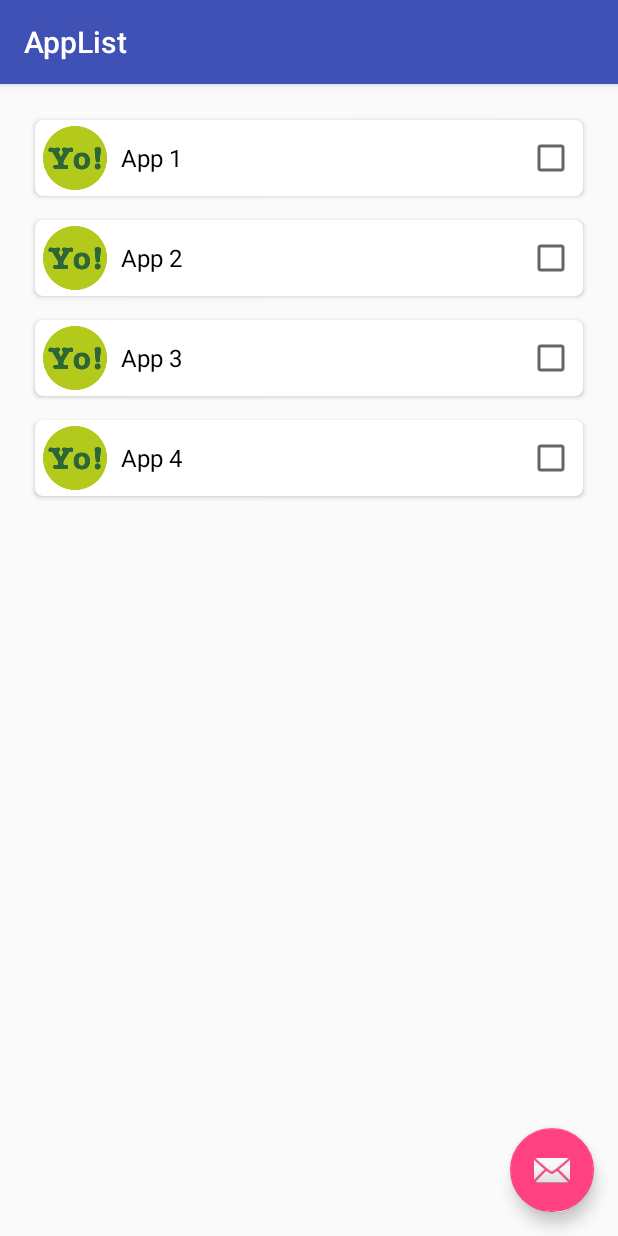
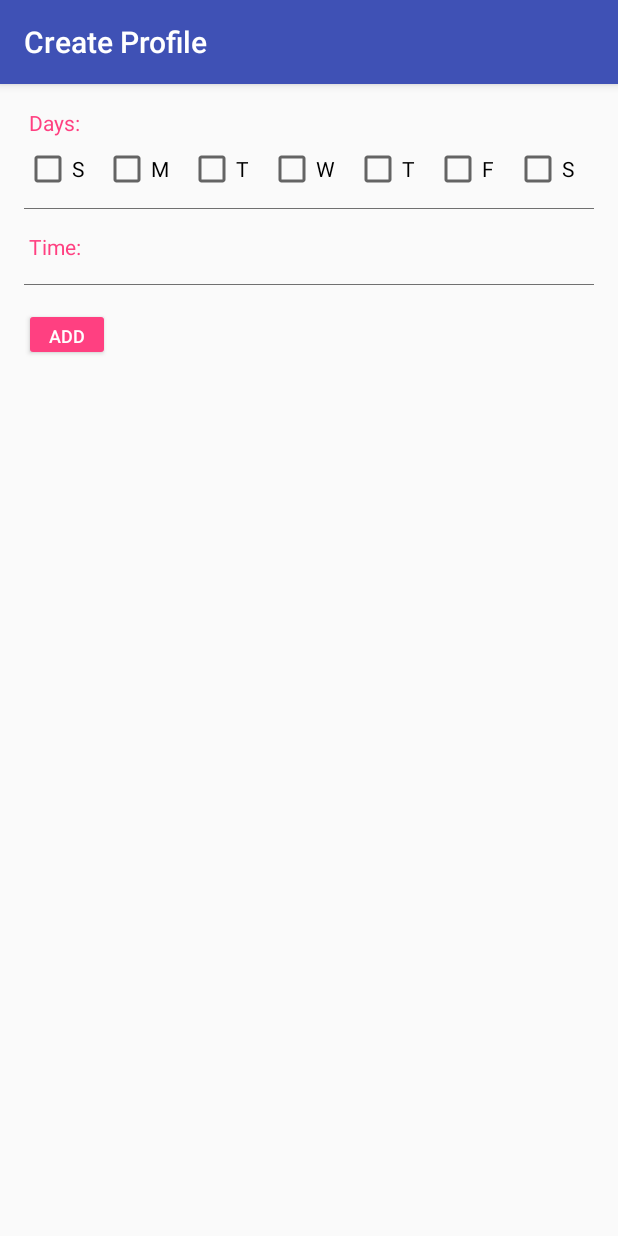
Before and after one commit to retr0spect/Quit-Social-Media-Addiction, an Android app: the screen it shows after launch (AppListActivity before the commit, CreateProfileActivity after it), after a tap on an icon or button, on a phone screen of 412 x 824 dp. Run offline under Robolectric (Android 15) with nearby library versions, the phone set to English and light mode, and no system bars.

Commit message:
Started working on created profile activity. Finished AppList DialogFragment.

```diff
--- a/app/src/main/AndroidManifest.xml
+++ b/app/src/main/AndroidManifest.xml
@@ -21,7 +21,8 @@
         <activity
             android:name=".AppListActivity"
             android:label="@string/title_activity_app_list"
-            android:theme="@style/AppTheme.NoActionBar"></activity>
+            android:theme="@style/AppTheme.NoActionBar" />
+        <activity android:name=".CreateProfileActivity"></activity>
     </application>
 
 </manifest>
--- a/app/src/main/java/com/retr0spect/quit/social/media/addiction/AppListActivity.java
+++ b/app/src/main/java/com/retr0spect/quit/social/media/addiction/AppListActivity.java
@@ -1,6 +1,7 @@
 package com.retr0spect.quit.social.media.addiction;
 
 import android.content.pm.ApplicationInfo;
+import android.content.pm.PackageInfo;
 import android.content.pm.PackageManager;
 import android.os.Bundle;
 import android.support.design.widget.FloatingActionButton;
@@ -15,20 +16,23 @@ import java.util.ArrayList;
 import java.util.List;
 
 public class AppListActivity extends AppCompatActivity {
+    int flags = PackageManager.GET_META_DATA |
+            PackageManager.GET_SHARED_LIBRARY_FILES |
+            PackageManager.GET_UNINSTALLED_PACKAGES;
     private RecyclerView mRecyclerView;
     private RecyclerView.Adapter mAdapter;
     private RecyclerView.LayoutManager mLayoutManager;
-
-    private List<AppMetadata> appMetadataList;
+    private ArrayList<AppMetadata> apps;
 
     @Override
     protected void onCreate(Bundle savedInstanceState) {
         super.onCreate(savedInstanceState);
         setContentView(R.layout.activity_app_list);
         Toolbar toolbar = (Toolbar) findViewById(R.id.toolbar);
+        toolbar.setTitle("Select Apps");
         setSupportActionBar(toolbar);
 
-        InitializeData();
+        apps = loadApps();
 
         mRecyclerView = (RecyclerView) findViewById(R.id.app_list_recycler_view);
         mRecyclerView.setHasFixedSize(true);
@@ -36,12 +40,8 @@ public class AppListActivity extends AppCompatActivity {
         mLayoutManager = new LinearLayoutManager(this);
         mRecyclerView.setLayoutManager(mLayoutManager);
 
-        mAdapter = new AppListAdapter(appMetadataList);
+        mAdapter = new AppListAdapter(apps);
         mRecyclerView.setAdapter(mAdapter);
-
-        /*PackageManager pm = getPackageManager();
-        List<ApplicationInfo> packages = pm.getInstalledApplications(PackageManager.GET_META_DATA);
-        System.out.println("");*/
 
         FloatingActionButton fab = (FloatingActionButton) findViewById(R.id.fab);
         fab.setOnClickListener(new View.OnClickListener() {
@@ -53,13 +53,22 @@ public class AppListActivity extends AppCompatActivity {
         });
     }
 
-    private void InitializeData() {
-        appMetadataList = new ArrayList<>();
-        appMetadataList.add(new AppMetadata("App 1"));
-        appMetadataList.add(new AppMetadata("App 2"));
-        appMetadataList.add(new AppMetadata("App 3"));
-        appMetadataList.add(new AppMetadata("App 4"));
-
+    private ArrayList<AppMetadata> loadApps() {
+        List<PackageInfo> apps = getPackageManager().getInstalledPackages(flags);
+        ArrayList<AppMetadata> appMetas = new ArrayList<>();
+        for (int i = 0; i < apps.size(); i++) {
+            PackageInfo p = apps.get(i);
+            if ((p.applicationInfo.flags & ApplicationInfo.FLAG_SYSTEM) == 0) {
+                AppMetadata appMetadata = new AppMetadata(
+                        p.applicationInfo.loadLabel(getPackageManager()).toString(),
+                        p.packageName,
+                        p.applicationInfo.loadIcon(getPackageManager())
+                );
+                appMetas.add(appMetadata);
+            }
+        }
+        return appMetas;
     }
 
+
 }
--- a/app/src/main/java/com/retr0spect/quit/social/media/addiction/AppListAdapter.java
+++ b/app/src/main/java/com/retr0spect/quit/social/media/addiction/AppListAdapter.java
@@ -4,6 +4,7 @@ import android.support.v7.widget.RecyclerView;
 import android.view.LayoutInflater;
 import android.view.View;
 import android.view.ViewGroup;
+import android.widget.ImageView;
 import android.widget.TextView;
 
 import java.util.List;
@@ -14,14 +15,6 @@ import java.util.List;
 
 public class AppListAdapter extends RecyclerView.Adapter<AppListAdapter.AppMetaViewHolder> {
 
-    public static class AppMetaViewHolder extends RecyclerView.ViewHolder {
-        public TextView appNameTextView;
-        public AppMetaViewHolder(View itemView) {
-            super(itemView);
-            appNameTextView = (TextView) itemView.findViewById(R.id.app_name_text_view);
-        }
-    }
-
     private List<AppMetadata> apps;
 
     public AppListAdapter(List<AppMetadata> apps) {
@@ -30,14 +23,15 @@ public class AppListAdapter extends RecyclerView.Adapter<AppListAdapter.AppMetaV
 
     @Override
     public AppMetaViewHolder onCreateViewHolder(ViewGroup parent, int viewType) {
-        View v = LayoutInflater.from(parent.getContext()).inflate(R.layout.card_view_app_list, parent, false);
+        View v = LayoutInflater.from(parent.getContext()).inflate(R.layout.row_app_list, parent, false);
         AppMetaViewHolder vh = new AppMetaViewHolder(v);
         return vh;
     }
 
     @Override
     public void onBindViewHolder(AppMetaViewHolder holder, int position) {
-        holder.appNameTextView.setText(apps.get(position).appName);
+        holder.appNameTextView.setText(apps.get(position).getAppName());
+        holder.appIconImageView.setImageDrawable(apps.get(position).getIcon());
     }
 
     @Override
@@ -45,4 +39,15 @@ public class AppListAdapter extends RecyclerView.Adapter<AppListAdapter.AppMetaV
         return apps.size();
     }
 
+    public static class AppMetaViewHolder extends RecyclerView.ViewHolder {
+        public TextView appNameTextView;
+        public ImageView appIconImageView;
+
+        public AppMetaViewHolder(View itemView) {
+            super(itemView);
+            appNameTextView = (TextView) itemView.findViewById(R.id.app_name_text_view);
+            appIconImageView = (ImageView) itemView.findViewById(R.id.app_list_image_view);
+        }
+    }
+
 }
--- /dev/null
+++ b/app/src/main/java/com/retr0spect/quit/social/media/addiction/CreateProfileActivity.java
@@ -0,0 +1,30 @@
+package com.retr0spect.quit.social.media.addiction;
+
+import android.app.FragmentManager;
+import android.os.Bundle;
+import android.support.v7.app.AppCompatActivity;
+import android.view.View;
+import android.widget.Button;
+
+public class CreateProfileActivity extends AppCompatActivity {
+
+    Button btnAddApp;
+
+    @Override
+    protected void onCreate(Bundle savedInstanceState) {
+        super.onCreate(savedInstanceState);
+        setContentView(R.layout.activity_create_profile);
+        setTitle("Create Profile");
+
+        final FragmentManager fragmentManager = getFragmentManager();
+        final AppListDialogFragment fragment = new AppListDialogFragment();
+
+        btnAddApp = (Button) findViewById(R.id.add_app);
+        btnAddApp.setOnClickListener(new View.OnClickListener() {
+            @Override
+            public void onClick(View v) {
+                fragment.show(fragmentManager, "AppListDialogFragment");
+            }
+        });
+    }
+}
--- a/app/src/main/java/com/retr0spect/quit/social/media/addiction/MainActivity.java
+++ b/app/src/main/java/com/retr0spect/quit/social/media/addiction/MainActivity.java
@@ -3,8 +3,6 @@ package com.retr0spect.quit.social.media.addiction;
 import android.content.Intent;
 import android.os.Bundle;
 import android.support.design.widget.FloatingActionButton;
-import android.support.design.widget.Snackbar;
-import android.view.View;
 import android.support.design.widget.NavigationView;
 import android.support.v4.view.GravityCompat;
 import android.support.v4.widget.DrawerLayout;
@@ -13,6 +11,7 @@ import android.support.v7.app.AppCompatActivity;
 import android.support.v7.widget.Toolbar;
 import android.view.Menu;
 import android.view.MenuItem;
+import android.view.View;
 
 public class MainActivity extends AppCompatActivity
         implements NavigationView.OnNavigationItemSelectedListener {
@@ -24,11 +23,12 @@ public class MainActivity extends AppCompatActivity
         Toolbar toolbar = (Toolbar) findViewById(R.id.toolbar);
         setSupportActionBar(toolbar);
 
+
         FloatingActionButton fab = (FloatingActionButton) findViewById(R.id.fab);
         fab.setOnClickListener(new View.OnClickListener() {
             @Override
             public void onClick(View view) {
-                startActivity(new Intent(MainActivity.this, AppListActivity.class));
+                startActivity(new Intent(MainActivity.this, CreateProfileActivity.class));
             }
         });
 
--- a/app/src/main/res/layout/activity_app_list.xml
+++ b/app/src/main/res/layout/activity_app_list.xml
@@ -17,6 +17,7 @@
             android:layout_width="match_parent"
             android:layout_height="?attr/actionBarSize"
             android:background="?attr/colorPrimary"
+            android:label="Select Apps"
             app:popupTheme="@style/AppTheme.PopupOverlay" />
 
     </android.support.design.widget.AppBarLayout>
--- /dev/null
+++ b/app/src/main/res/layout/activity_create_profile.xml
@@ -0,0 +1,114 @@
+<?xml version="1.0" encoding="utf-8"?>
+<LinearLayout xmlns:android="http://schemas.android.com/apk/res/android"
+    xmlns:tools="http://schemas.android.com/tools"
+    android:id="@+id/activity_create_profile"
+    android:layout_width="match_parent"
+    android:layout_height="match_parent"
+    android:orientation="vertical"
+    android:paddingBottom="@dimen/activity_vertical_margin"
+    android:paddingLeft="@dimen/activity_horizontal_margin"
+    android:paddingRight="@dimen/activity_horizontal_margin"
+    android:paddingTop="@dimen/activity_vertical_margin"
+    android:weightSum="1"
+    tools:context="com.retr0spect.quit.social.media.addiction.CreateProfileActivity">
+
+    <TextView
+        android:layout_width="wrap_content"
+        android:layout_height="wrap_content"
+        android:layout_marginBottom="5sp"
+        android:text=" Days:"
+        android:textColor="@color/colorAccent" />
+
+    <LinearLayout
+        android:layout_width="match_parent"
+        android:layout_height="wrap_content"
+        android:orientation="horizontal">
+
+        <CheckBox
+            android:id="@+id/checkBox1"
+            android:layout_width="wrap_content"
+            android:layout_height="wrap_content"
+            android:layout_weight="1"
+            android:text="S" />
+
+        <CheckBox
+            android:id="@+id/checkBox2"
+            android:layout_width="wrap_content"
+            android:layout_height="wrap_content"
+            android:layout_weight="1"
+            android:text="M" />
+
+        <CheckBox
+            android:id="@+id/checkBox3"
+            android:layout_width="wrap_content"
+            android:layout_height="wrap_content"
+            android:layout_weight="1"
+            android:text="T" />
+
+        <CheckBox
+            android:id="@+id/checkBox4"
+            android:layout_width="wrap_content"
+            android:layout_height="wrap_content"
+            android:layout_weight="1"
+            android:text="W" />
+
+        <CheckBox
+            android:id="@+id/checkBox5"
+            android:layout_width="wrap_content"
+            android:layout_height="wrap_content"
+            android:layout_weight="1"
+            android:text="T" />
+
+        <CheckBox
+            android:id="@+id/checkBox6"
+            android:layout_width="wrap_content"
+            android:layout_height="wrap_content"
+            android:layout_weight="1"
+            android:text="F" />
+
+        <CheckBox
+            android:id="@+id/checkBox7"
+            android:layout_width="wrap_content"
+            android:layout_height="wrap_content"
+            android:layout_weight="1"
+            android:text="S" />
+
+    </LinearLayout>
+
+    <TextView
+        style="?android:attr/listSeparatorTextViewStyle"
+        android:layout_width="match_parent"
+        android:layout_height="0.5dp"
+        android:layout_marginBottom="15sp"
+        android:layout_marginTop="10sp"
+        android:background="#707070"
+        android:gravity="center_horizontal"
+        android:paddingTop="5dip" />
+
+    <TextView
+        android:layout_width="wrap_content"
+        android:layout_height="wrap_content"
+        android:layout_marginBottom="5sp"
+        android:text=" Time:"
+        android:textColor="@color/colorAccent" />
+
+    <TextView
+        style="?android:attr/listSeparatorTextViewStyle"
+        android:layout_width="match_parent"
+        android:layout_height="0.5dp"
+        android:layout_marginBottom="15sp"
+        android:layout_marginTop="10sp"
+        android:background="#707070"
+        android:gravity="center_horizontal"
+        android:paddingTop="5dip" />
+
+    <Button
+        android:id="@+id/add_app"
+        style="@style/Widget.AppCompat.Button.Colored"
+        android:layout_width="57dp"
+        android:layout_height="35dp"
+        android:text="Add"
+        android:textSize="12sp" />
+
+
+</LinearLayout>
--- a/app/src/main/res/layout/card_view_app_list.xml
+++ b/app/src/main/res/layout/card_view_app_list.xml
@@ -14,34 +14,34 @@
         android:background="?android:selectableItemBackground">
 
         <android.support.v7.widget.AppCompatImageView
+            android:id="@+id/app_list_image_view"
             android:layout_width="45sp"
             android:layout_height="45sp"
-            android:src="@drawable/test_icon"
-            android:layout_alignParentTop="true"
             android:layout_alignParentLeft="true"
             android:layout_alignParentStart="true"
-            android:id="@+id/appCompatImageView"
-            android:layout_margin="4sp"/>
+            android:layout_alignParentTop="true"
+            android:layout_margin="4sp"
+            android:src="@drawable/test_icon" />
 
         <TextView
             android:id="@+id/app_name_text_view"
             android:layout_width="wrap_content"
             android:layout_height="wrap_content"
+            android:layout_centerVertical="true"
             android:layout_margin="4sp"
+            android:layout_toRightOf="@+id/app_list_image_view"
             android:gravity="center"
             android:textColor="@android:color/black"
-            android:textSize="16sp"
-            android:layout_centerVertical="true"
-            android:layout_toRightOf="@+id/appCompatImageView" />
+            android:textSize="16sp" />
 
         <android.support.v7.widget.AppCompatCheckBox
+            android:id="@+id/app_list_checkbox"
             android:layout_width="wrap_content"
             android:layout_height="wrap_content"
-            android:layout_margin="5sp"
-            android:id="@+id/appCompatCheckBox"
+            android:layout_alignParentEnd="true"
+            android:layout_alignParentRight="true"
             android:layout_centerVertical="true"
-            android:layout_alignParentRight="true"
-            android:layout_alignParentEnd="true" />
+            android:layout_margin="5sp" />
 
 
     </RelativeLayout>
--- a/app/src/main/res/values/styles.xml
+++ b/app/src/main/res/values/styles.xml
@@ -17,4 +17,11 @@
 
     <style name="AppTheme.PopupOverlay" parent="ThemeOverlay.AppCompat.Light" />
 
+    <style name="MyDialogFragmentStyle" parent="Theme.AppCompat.Light.Dialog.Alert">
+        <item name="windowActionBar">false</item>
+        <item name="windowNoTitle">false</item>
+        <item name="android:windowActionBar">false</item>
+        <item name="android:windowNoTitle">false</item>
+    </style>
+
 </resources>
```
Also changed, not shown: app/src/main/java/com/retr0spect/quit/social/media/addiction/AppListDialogFragment.java (added, +80 -0 lines), app/src/main/java/com/retr0spect/quit/social/media/addiction/AppMetadata.java (+18 -2 lines), app/src/main/res/layout/row_app_list.xml (added, +40 -0 lines).
